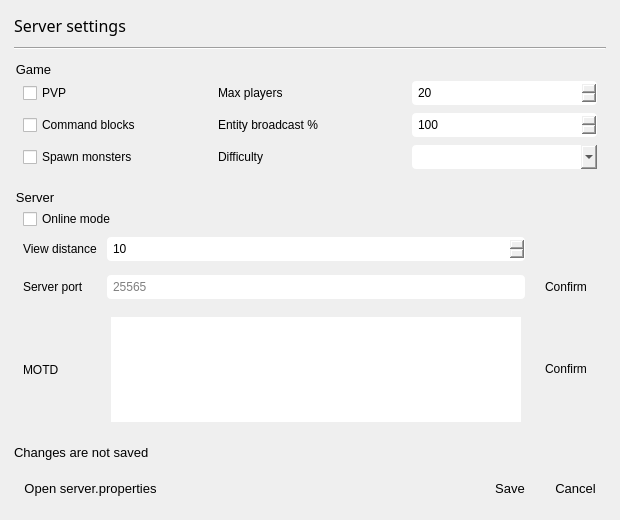
This is resources/ui/server_settings_ui.ui in Vanillllla/tg_mine_server_bot as Qt 5 draws it before an edit. The edited form follows.
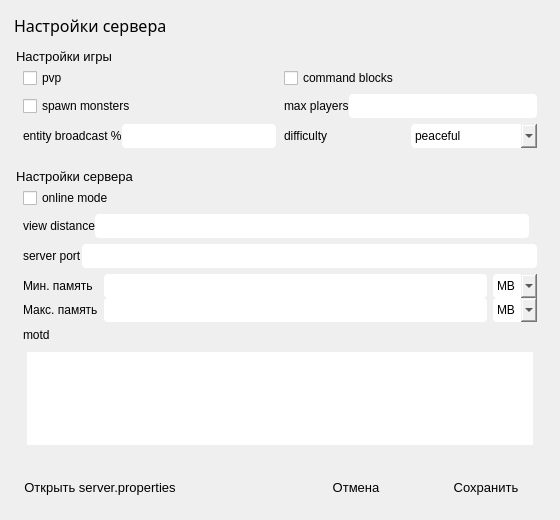
This is the edited form.

Commit message: 0.3.5 xmp config can be edit

Patch:
```diff
--- a/resources/ui/server_settings_ui.ui
+++ b/resources/ui/server_settings_ui.ui
@@ -6,14 +6,14 @@
    <rect>
     <x>0</x>
     <y>0</y>
-    <width>620</width>
+    <width>560</width>
     <height>520</height>
    </rect>
   </property>
   <property name="minimumSize">
    <size>
-    <width>620</width>
-    <height>520</height>
+    <width>520</width>
+    <height>480</height>
    </size>
   </property>
   <property name="font">
@@ -32,11 +32,11 @@
     padding-top: 6px;
 }
 QPushButton {
-    min-height: 28px;
+    min-height: 30px;
     border-radius: 4px;
     padding: 4px 10px;
 }
-QLineEdit, QPlainTextEdit, QComboBox, QSpinBox {
+QLineEdit, QComboBox, QTextEdit {
     border-radius: 4px;
     padding: 4px;
 }</string>
@@ -63,104 +63,108 @@
       <font>
        <family>Segoe UI Semibold</family>
        <pointsize>12</pointsize>
-       <weight>50</weight>
-       <bold>false</bold>
       </font>
      </property>
      <property name="text">
-      <string>Server settings</string>
-     </property>
-    </widget>
-   </item>
-   <item>
-    <widget class="Line" name="line">
-     <property name="orientation">
-      <enum>Qt::Horizontal</enum>
+      <string>Настройки сервера</string>
      </property>
     </widget>
    </item>
    <item>
     <widget class="QGroupBox" name="gameGroupBox">
      <property name="title">
-      <string>Game</string>
+      <string>Настройки игры</string>
      </property>
      <layout class="QGridLayout" name="gridLayout">
       <property name="horizontalSpacing">
-       <number>10</number>
+       <number>8</number>
       </property>
       <property name="verticalSpacing">
-       <number>8</number>
+       <number>6</number>
       </property>
       <item row="0" column="0">
        <widget class="QCheckBox" name="pvpCheckBox">
         <property name="text">
-         <string>PVP</string>
+         <string>pvp</string>
         </property>
        </widget>
       </item>
-      <item row="1" column="0">
+      <item row="0" column="1">
        <widget class="QCheckBox" name="commandBlockCheckBox">
         <property name="text">
-         <string>Command blocks</string>
+         <string>command blocks</string>
         </property>
        </widget>
       </item>
-      <item row="2" column="0">
+      <item row="1" column="0">
        <widget class="QCheckBox" name="spawnMonstersCheckBox">
         <property name="text">
-         <string>Spawn monsters</string>
+         <string>spawn monsters</string>
         </property>
        </widget>
       </item>
-      <item row="0" column="1">
-       <widget class="QLabel" name="maxPlayersLabel">
-        <property name="text">
-         <string>Max players</string>
-        </property>
-       </widget>
-      </item>
-      <item row="0" column="2">
-       <widget class="QSpinBox" name="maxPlayersSpinBox">
-        <property name="minimum">
-         <number>1</number>
-        </property>
-        <property name="maximum">
-         <number>9999</number>
-        </property>
-        <property name="value">
-         <number>20</number>
-        </property>
-       </widget>
+      <item row="2" column="0">
+       <layout class="QHBoxLayout" name="broadcastLayout">
+        <item>
+         <widget class="QLabel" name="broadcastLabel">
+          <property name="text">
+           <string>entity broadcast %</string>
+          </property>
+         </widget>
+        </item>
+        <item>
+         <widget class="QLineEdit" name="broadcastLineEdit"/>
+        </item>
+       </layout>
       </item>
       <item row="1" column="1">
-       <widget class="QLabel" name="entityBroadcastLabel">
-        <property name="text">
-         <string>Entity broadcast %</string>
-        </property>
-       </widget>
-      </item>
-      <item row="1" column="2">
-       <widget class="QSpinBox" name="entityBroadcastSpinBox">
-        <property name="minimum">
-         <number>1</number>
-        </property>
-        <property name="maximum">
-         <number>500</number>
-        </property>
-        <property name="value">
-         <number>100</number>
-        </property>
-       </widget>
+       <layout class="QHBoxLayout" name="maxPlayersLayout">
+        <item>
+         <widget class="QLabel" name="maxPlayersLabel">
+          <property name="text">
+           <string>max players</string>
+          </property>
+         </widget>
+        </item>
+        <item>
+         <widget class="QLineEdit" name="maxPlayersLineEdit"/>
+        </item>
+       </layout>
       </item>
       <item row="2" column="1">
-       <widget class="QLabel" name="difficultyLabel">
-        <property name="text">
-         <string>Difficulty</string>
-        </property>
-       </widget>
-      </item>
-      <item row="2" column="2">
-       <widget class="QComboBox" name="difficultyComboBox"/>
+       <layout class="QHBoxLayout" name="difficultyLayout">
+        <item>
+         <widget class="QLabel" name="difficultyLabel">
+          <property name="text">
+           <string>difficulty</string>
+          </property>
+         </widget>
+        </item>
+        <item>
+         <widget class="QComboBox" name="difficultyComboBox">
+          <item>
+           <property name="text">
+            <string>peaceful</string>
+           </property>
+          </item>
+          <item>
+           <property name="text">
+            <string>easy</string>
+           </property>
+          </item>
+          <item>
+           <property name="text">
+            <string>normal</string>
+           </property>
+          </item>
+          <item>
+           <property name="text">
+            <string>hard</string>
+           </property>
+          </item>
+         </widget>
+        </item>
+       </layout>
       </item>
      </layout>
     </widget>
@@ -168,112 +172,130 @@
    <item>
     <widget class="QGroupBox" name="serverGroupBox">
      <property name="title">
-      <string>Server</string>
+      <string>Настройки сервера</string>
      </property>
      <layout class="QGridLayout" name="gridLayout_2">
       <property name="horizontalSpacing">
-       <number>10</number>
-      </property>
-      <property name="verticalSpacing">
        <number>8</number>
       </property>
-      <item row="0" column="0" colspan="3">
+      <property name="verticalSpacing">
+       <number>6</number>
+      </property>
+      <item row="0" column="0">
        <widget class="QCheckBox" name="onlineModeCheckBox">
         <property name="text">
-         <string>Online mode</string>
+         <string>online mode</string>
         </property>
        </widget>
       </item>
-      <item row="1" column="1">
-       <widget class="QSpinBox" name="viewDistanceSpinBox">
-        <property name="minimum">
-         <number>1</number>
-        </property>
-        <property name="maximum">
-         <number>64</number>
-        </property>
-        <property name="value">
-         <number>10</number>
-        </property>
-       </widget>
+      <item row="2" column="0" colspan="2">
+       <layout class="QHBoxLayout" name="portLayout">
+        <item>
+         <widget class="QLabel" name="portLabel">
+          <property name="text">
+           <string>server port</string>
+          </property>
+         </widget>
+        </item>
+        <item>
+         <widget class="QLineEdit" name="serverPortLineEdit"/>
+        </item>
+       </layout>
       </item>
-      <item row="2" column="0">
-       <widget class="QLabel" name="serverPortLabel">
-        <property name="text">
-         <string>Server port</string>
+      <item row="3" column="0" colspan="2">
+       <layout class="QGridLayout" name="memoryLayout">
+        <property name="horizontalSpacing">
+         <number>6</number>
         </property>
-       </widget>
+        <item row="0" column="0">
+         <widget class="QLabel" name="xmsLabel">
+          <property name="text">
+           <string>Мин. память</string>
+          </property>
+         </widget>
+        </item>
+        <item row="0" column="1">
+         <widget class="QLineEdit" name="xmsLineEdit"/>
+        </item>
+        <item row="0" column="2">
+         <widget class="QComboBox" name="xmsUnitComboBox">
+          <item>
+           <property name="text">
+            <string>MB</string>
+           </property>
+          </item>
+          <item>
+           <property name="text">
+            <string>GB</string>
+           </property>
+          </item>
+         </widget>
+        </item>
+        <item row="1" column="0">
+         <widget class="QLabel" name="xmxLabel">
+          <property name="text">
+           <string>Макс. память</string>
+          </property>
+         </widget>
+        </item>
+        <item row="1" column="1">
+         <widget class="QLineEdit" name="xmxLineEdit"/>
+        </item>
+        <item row="1" column="2">
+         <widget class="QComboBox" name="xmxUnitComboBox">
+          <item>
+           <property name="text">
+            <string>MB</string>
+           </property>
+          </item>
+          <item>
+           <property name="text">
+            <string>GB</string>
+           </property>
+          </item>
+         </widget>
+        </item>
+       </layout>
       </item>
-      <item row="1" column="0">
-       <widget class="QLabel" name="viewDistanceLabel">
-        <property name="text">
-         <string>View distance</string>
-        </property>
-       </widget>
-      </item>
-      <item row="2" column="1">
-       <widget class="QLineEdit" name="serverPortLineEdit">
-        <property name="placeholderText">
-         <string>25565</string>
-        </property>
-       </widget>
-      </item>
-      <item row="2" column="2">
-       <widget class="QPushButton" name="serverPortConfirmButton">
-        <property name="text">
-         <string>Confirm</string>
-        </property>
-       </widget>
-      </item>
-      <item row="3" column="0">
+      <item row="4" column="0" colspan="2">
        <widget class="QLabel" name="motdLabel">
         <property name="text">
-         <string>MOTD</string>
+         <string>motd</string>
         </property>
        </widget>
       </item>
-      <item row="3" column="1">
-       <widget class="QPlainTextEdit" name="motdPlainTextEdit">
-        <property name="minimumSize">
-         <size>
-          <width>0</width>
-          <height>80</height>
-         </size>
-        </property>
-       </widget>
+      <item row="5" column="0" colspan="2">
+       <widget class="QTextEdit" name="motdTextEdit"/>
       </item>
-      <item row="3" column="2">
-       <widget class="QPushButton" name="motdConfirmButton">
-        <property name="text">
-         <string>Confirm</string>
-        </property>
-       </widget>
+      <item row="1" column="0">
+       <layout class="QHBoxLayout" name="viewDistanceLayout">
+        <item>
+         <widget class="QLabel" name="viewDistanceLabel">
+          <property name="text">
+           <string>view distance</string>
+          </property>
+         </widget>
+        </item>
+        <item>
+         <widget class="QLineEdit" name="viewDistanceLineEdit"/>
+        </item>
+       </layout>
       </item>
      </layout>
     </widget>
    </item>
    <item>
-    <widget class="QLabel" name="statusLabel">
-     <property name="text">
-      <string>Changes are not saved</string>
-     </property>
-     <property name="alignment">
-      <set>Qt::AlignLeading|Qt::AlignLeft|Qt::AlignVCenter</set>
-     </property>
-     <property name="wordWrap">
-      <bool>true</bool>
-     </property>
-    </widget>
-   </item>
-   <item>
-    <layout class="QHBoxLayout" name="horizontalLayout">
-     <property name="spacing">
-      <number>10</number>
-     </property>
+    <layout class="QHBoxLayout" name="buttonsLayout">
      <item>
       <widget class="QPushButton" name="openPropertiesButton">
+       <property name="minimumSize">
+        <size>
+         <width>160</width>
+         <height>38</height>
+        </size>
+       </property>
        <property name="text">
-        <string>Open server.properties</string>
+        <string>Открыть server.properties</string>
        </property>
       </widget>
      </item>
@@ -290,17 +312,29 @@
        </property>
       </spacer>
      </item>
-     <item>
-      <widget class="QPushButton" name="saveButton">
-       <property name="text">
-        <string>Save</string>
-       </property>
-      </widget>
-     </item>
      <item>
       <widget class="QPushButton" name="cancelButton">
+       <property name="minimumSize">
+        <size>
+         <width>120</width>
+         <height>38</height>
+        </size>
+       </property>
        <property name="text">
-        <string>Cancel</string>
+        <string>Отмена</string>
+       </property>
+      </widget>
+     </item>
+     <item>
+      <widget class="QPushButton" name="saveButton">
+       <property name="minimumSize">
+        <size>
+         <width>120</width>
+         <height>38</height>
+        </size>
+       </property>
+       <property name="text">
+        <string>Сохранить</string>
        </property>
       </widget>
      </item>
```
Left out of the diff: 6 changed lines with no effect on the pictures. The commit also changes 7 other files.
